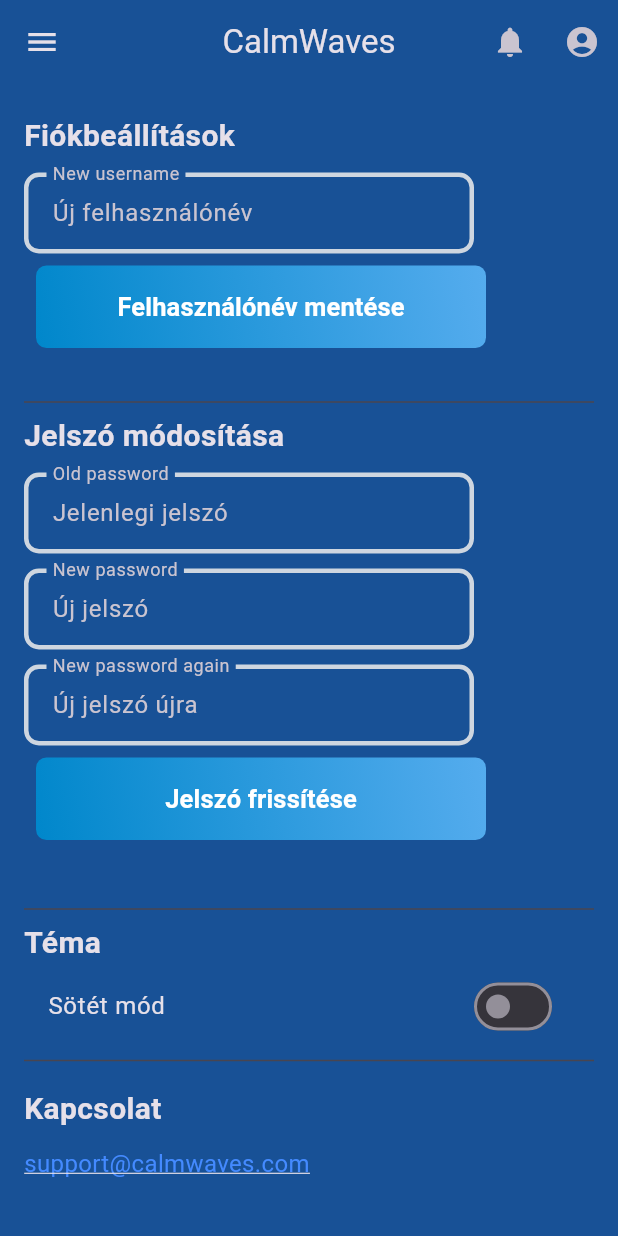
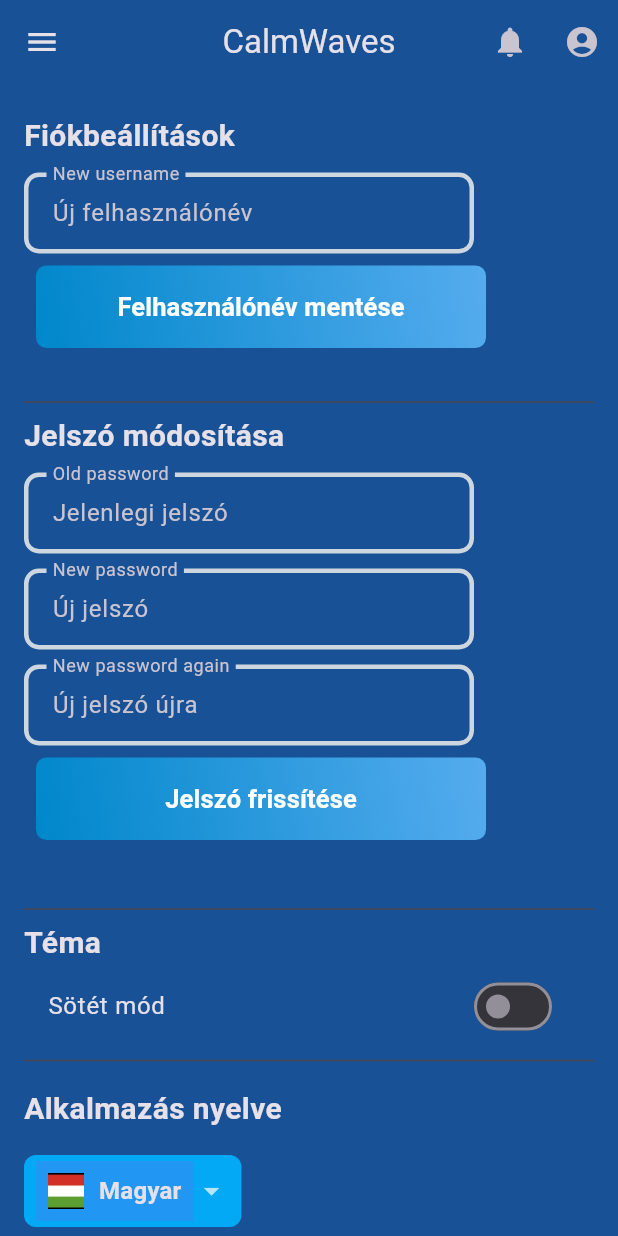
Before and after one commit to Pebber07/CalmWaves, a Flutter app: the SettingsScreen screen opened by its route, on a phone screen of 412 x 824 dp. Run offline on Flutter 3.47's test engine with Material 3 defaults, Android fonts, the phone set to English and light mode, and no system bars; our stand-ins replace awesome_notifications, cloud_firestore, dash_chat_2, firebase_auth, firebase_core, firebase_storage and 5 more; missing offline and left inert: chat_gpt_sdk, workmanager; accounts and stored records are empty; generated files the repository leaves out were written again.

Commit message:
Functioning translating through localizations, main.dart, pubspec.yaml, settings_screen update, .arb files are created

```diff
--- a/lib/pages/login_screen.dart
+++ b/lib/pages/login_screen.dart
@@ -78,6 +78,7 @@ class _LoginScreenState extends State<LoginScreen> {
               const SizedBox(
                 height: 50,
               ),
+              /*
               Row(
                 mainAxisAlignment: MainAxisAlignment.end,
                 children: [
@@ -90,6 +91,7 @@ class _LoginScreenState extends State<LoginScreen> {
                   ),
                 ],
               ),
+              */
               const SizedBox(
                 height: 50,
               ),
--- a/lib/pages/register_screen.dart
+++ b/lib/pages/register_screen.dart
@@ -107,6 +107,7 @@ class _RegisterScreenState extends State<RegisterScreen> {
         'mood': [],
         'settings': {
           'notificationsEnabled': true,
+          'preferredLangugae' : 'hu',
           'theme' : 'light'
         },
         'articles': [],
@@ -152,6 +153,7 @@ class _RegisterScreenState extends State<RegisterScreen> {
                 const SizedBox(
                 height: 50,
               ),
+              /*
               Row(
                 mainAxisAlignment: MainAxisAlignment.end,
                 children: [
@@ -164,6 +166,7 @@ class _RegisterScreenState extends State<RegisterScreen> {
                   ),
                 ],
               ),
+              */
               const SizedBox(
                 height: 50,
               ),
--- a/lib/pages/settings_screen.dart
+++ b/lib/pages/settings_screen.dart
@@ -1,15 +1,18 @@
 import "package:calmwaves_app/widgets/custom_app_bar.dart";
 import "package:calmwaves_app/widgets/custom_drawer.dart";
 import "package:calmwaves_app/widgets/gradient_button.dart";
+import "package:calmwaves_app/widgets/language_selector_widget.dart";
 import "package:calmwaves_app/widgets/login_field.dart";
 import "package:cloud_firestore/cloud_firestore.dart";
 import "package:firebase_auth/firebase_auth.dart";
 import "package:flutter/material.dart";
 import "package:fluttertoast/fluttertoast.dart";
 import 'package:url_launcher/url_launcher.dart';
+import 'package:flutter_gen/gen_l10n/app_localizations.dart';
 
 class SettingsScreen extends StatefulWidget {
-  const SettingsScreen({super.key});
+  final void Function(Locale) setLocale;
+  const SettingsScreen({super.key, required this.setLocale});
 
   @override
   State<SettingsScreen> createState() => _SettingsScreenState();
@@ -190,8 +193,29 @@ class _SettingsScreenState extends State<SettingsScreen> {
             ),
             const Divider(),
             const SizedBox(height: 10),
-            const Text("Kapcsolat",
+            const Text("Alkalmazás nyelve",
                 style: TextStyle(fontSize: 20, fontWeight: FontWeight.bold)),
+            const SizedBox(
+              height: 16,
+            ),
+            LanguageSelector(
+              initialLanguage: "hu",
+              onLanguageSelected: (langCode) {
+                widget.setLocale(
+                  Locale(langCode),
+                );
+                FirebaseFirestore.instance
+                    .collection('users')
+                    .doc(userId)
+                    .update({'settings.preferredLanguage': langCode});
+              },
+            ),
+            const SizedBox(
+              height: 16,
+            ),
+            Text(AppLocalizations.of(context)!.connection, // Kapcsolat
+                style:
+                    const TextStyle(fontSize: 20, fontWeight: FontWeight.bold)),
             const SizedBox(height: 10),
             InkWell(
               onTap: () => launchEmail(),
```
Also changed, not shown: lib/l10n/app_en.arb (+8 -0 lines), lib/l10n/app_hu.arb (+8 -0 lines), lib/main.dart (+39 -3 lines), pubspec.yaml (+7 -6 lines), pubspec.lock, 1 other file.
